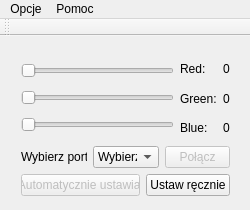
Before: the Qt Designer form mainwindow.ui in Dropsoon/ArduinoDeskControlTest, drawn with Qt 5.
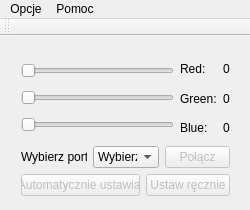
After: the same form once the commit is applied. Icons and pictures are not drawn.

Commit message: Working comunication with arduino :D

The edit to the form file:
```diff
--- a/mainwindow.ui
+++ b/mainwindow.ui
@@ -240,6 +240,9 @@
        </item>
        <item>
         <widget class="QPushButton" name="bManualUpload">
+         <property name="enabled">
+          <bool>false</bool>
+         </property>
          <property name="text">
           <string>Ustaw ręcznie</string>
          </property>
```
Left out of the diff: 6 changed lines with no effect on the pictures. The commit also changes 2 other files.
